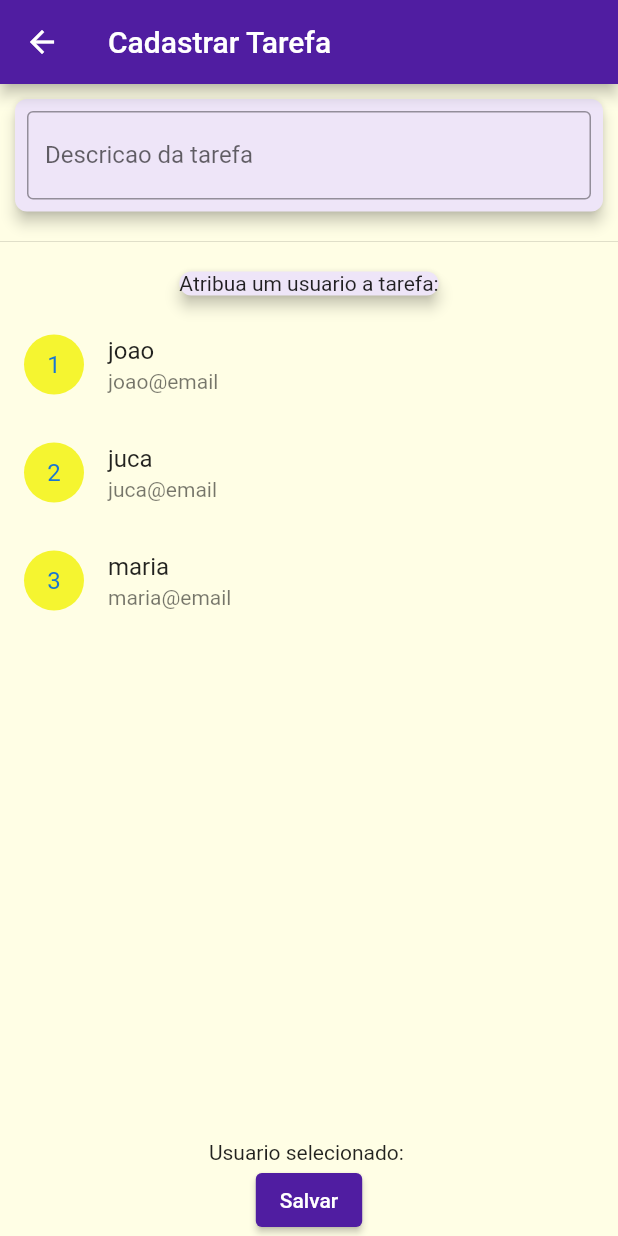
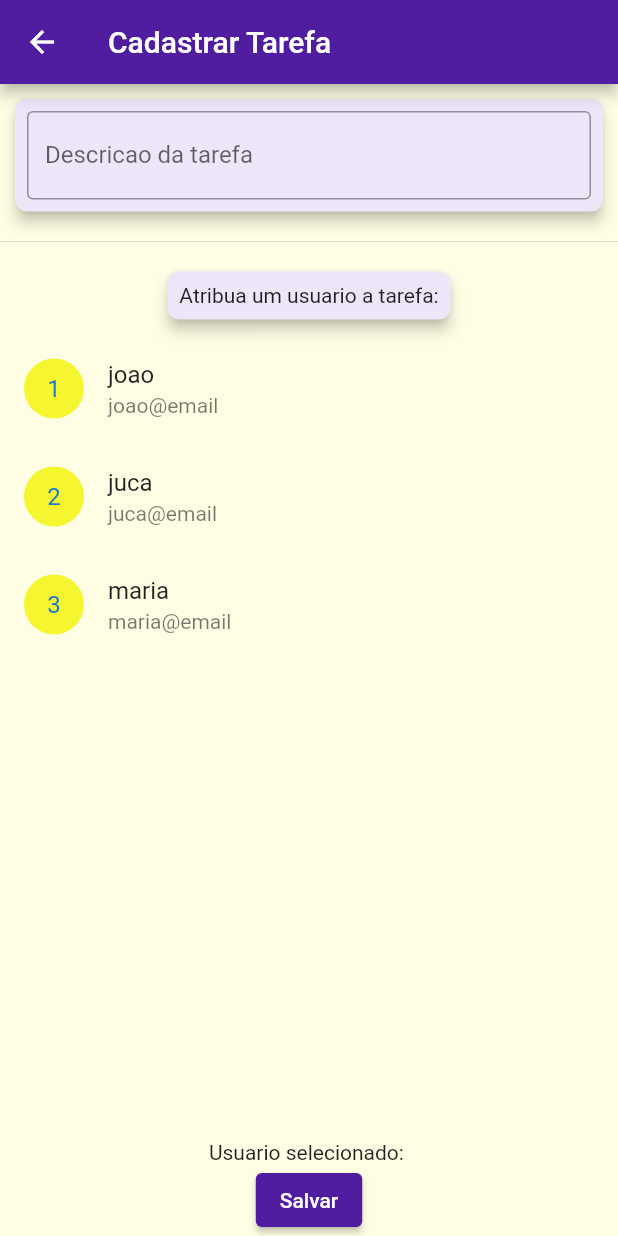
Before and after one commit to fernandocunhapereira/un1projeto, a Flutter app: the ProjetoDetalheScreen screen opened directly with sample values from the repository, after a tap on "Cadastrar Tarefa", on a phone screen of 412 x 824 dp. Run offline on Flutter 3.47's test engine with Material 2 defaults, Android fonts, the phone set to English and light mode, and no system bars; Roboto replaces fonts that are missing (Raleway, RobotoCondensed).

Commit message:
alguns ajustes no estilo

```diff
--- a/lib/screens/projeto_detalhe_screen.dart
+++ b/lib/screens/projeto_detalhe_screen.dart
@@ -56,6 +56,9 @@ class _ProjetoDetalheScreenState extends State<ProjetoDetalheScreen> {
         child: Column(
           children: <Widget>[
             Text(projeto.descricao),
+            Divider(
+              height: 20,
+            ),
             Expanded(
               child: SizedBox(
                 height: 200.0,
--- a/lib/screens/projetos_screen.dart
+++ b/lib/screens/projetos_screen.dart
@@ -1,3 +1,4 @@
+import 'package:flutter/cupertino.dart';
 import 'package:flutter/foundation.dart';
 import 'package:flutter/material.dart';
 import 'package:intl/intl.dart';
@@ -33,6 +34,7 @@ class ProjetosScreen extends StatelessWidget {
             },
             child: Card(
               child: Row(
+                mainAxisAlignment: MainAxisAlignment.spaceBetween,
                 children: [
                   Text(projeto.titulo),
                   Container(
--- a/lib/screens/tarefa_cadastro_screen.dart
+++ b/lib/screens/tarefa_cadastro_screen.dart
@@ -67,7 +67,11 @@ class _TarefaCadastroScreenState extends State<TarefaCadastroScreen> {
             elevation: 4,
             margin: const EdgeInsets.all(10),
             color: Color.fromARGB(255, 238, 229, 248),
-          child: Text('Atribua um usuario a tarefa:')
+          child:
+            Padding(
+              padding: const EdgeInsets.all(8.0),
+              child: Text('Atribua um usuario a tarefa:')
+            )
         ),
 
         Expanded(
```
